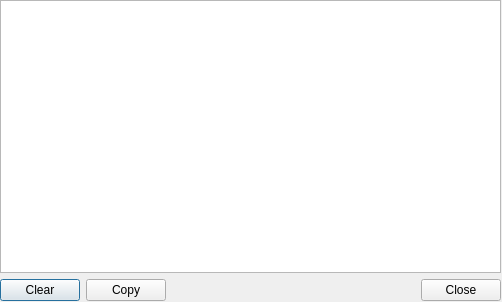
This is ui/awaylog.ui in gitter-badger/simplechatclient as Qt 5 draws it before an edit. The edited form follows.
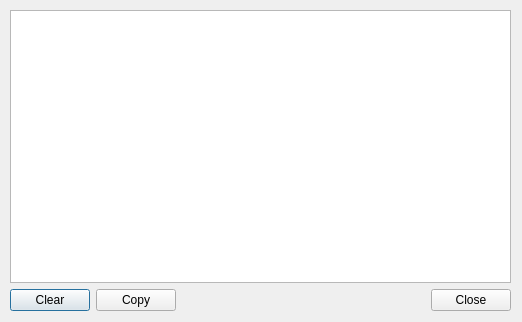
This is the edited form. Icons and pictures are not drawn.

The edit to the form file:
```diff
--- a/ui/awaylog.ui
+++ b/ui/awaylog.ui
@@ -6,20 +6,20 @@
    <rect>
     <x>0</x>
     <y>0</y>
-    <width>502</width>
-    <height>302</height>
+    <width>522</width>
+    <height>322</height>
    </rect>
   </property>
   <property name="minimumSize">
    <size>
-    <width>502</width>
-    <height>302</height>
+    <width>522</width>
+    <height>322</height>
    </size>
   </property>
   <property name="maximumSize">
    <size>
-    <width>502</width>
-    <height>302</height>
+    <width>522</width>
+    <height>322</height>
    </size>
   </property>
   <property name="windowTitle">
@@ -32,8 +32,8 @@
   <widget class="QWidget" name="verticalLayoutWidget">
    <property name="geometry">
     <rect>
-     <x>0</x>
-     <y>0</y>
+     <x>10</x>
+     <y>10</y>
      <width>501</width>
      <height>301</height>
     </rect>
```
